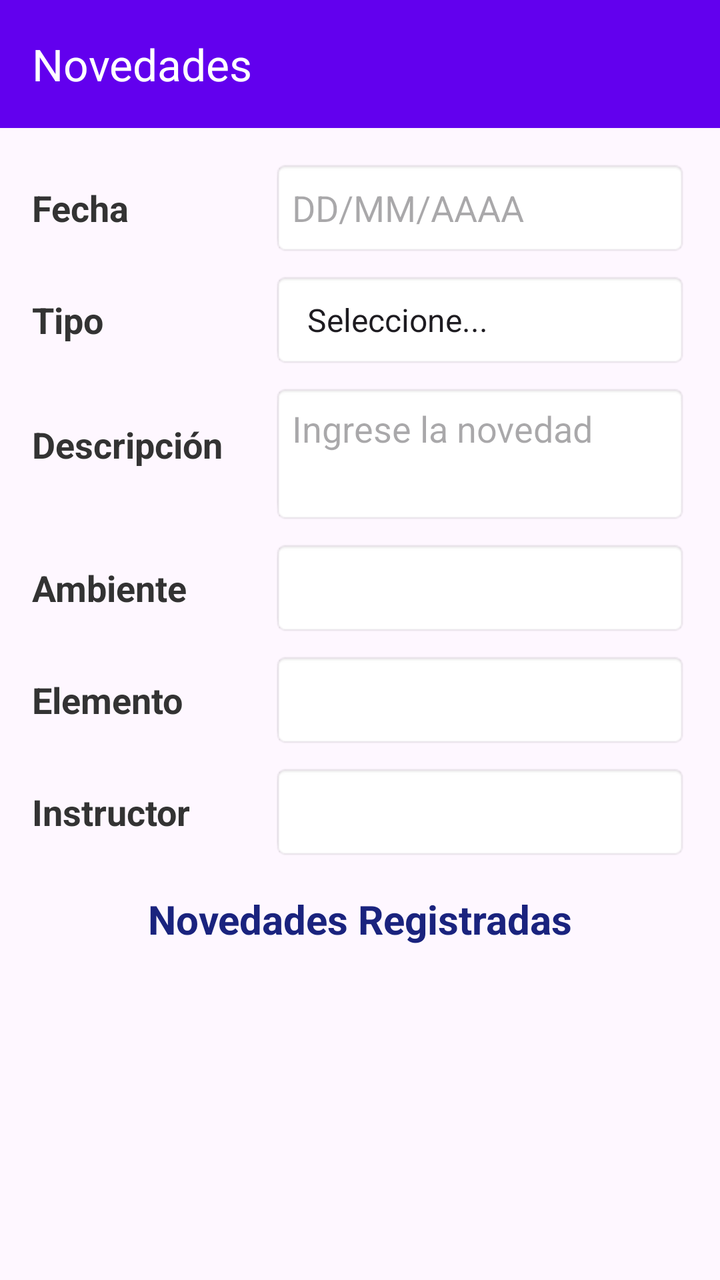
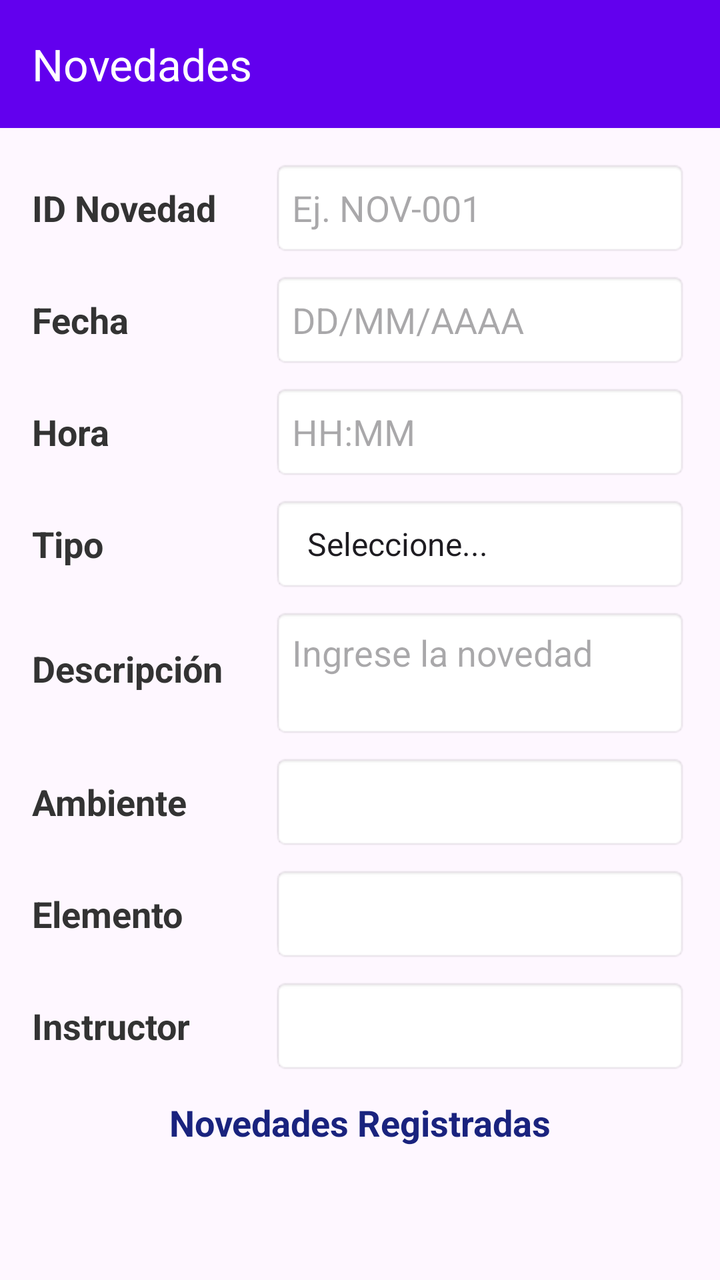

An Android layout rendered at two revisions. The XML below is the earlier revision; the diff shows what the commit changed to produce the second picture.
<!-- AndroidManifest.xml: application theme Theme.AppInventario3235588 -->
<!-- res/layout/activity_novedades.xml -->
<?xml version="1.0" encoding="utf-8"?>
<androidx.constraintlayout.widget.ConstraintLayout xmlns:android="http://schemas.android.com/apk/res/android"
    xmlns:app="http://schemas.android.com/apk/res-auto"
    xmlns:tools="http://schemas.android.com/tools"
    android:id="@+id/main"
    android:layout_width="match_parent"
    android:layout_height="match_parent"
    tools:context=".NovedadesActivity">

    <com.google.android.material.appbar.MaterialToolbar
        android:id="@+id/ToolbarNovedad"
        android:layout_width="0dp"
        android:layout_height="wrap_content"
        android:background="@color/design_default_color_primary"
        app:layout_constraintEnd_toEndOf="parent"
        app:layout_constraintStart_toStartOf="parent"
        app:layout_constraintTop_toTopOf="parent"
        app:title="Novedades"
        app:titleTextColor="@android:color/white" />

    <LinearLayout
        android:layout_width="0dp"
        android:layout_height="0dp"
        android:orientation="vertical"
        android:padding="16dp"
        app:layout_constraintBottom_toBottomOf="parent"
        app:layout_constraintEnd_toEndOf="parent"
        app:layout_constraintStart_toStartOf="parent"
        app:layout_constraintTop_toBottomOf="@id/ToolbarNovedad">

        <LinearLayout
            android:layout_width="match_parent"
            android:layout_height="wrap_content"
            android:layout_marginBottom="8dp"
            android:gravity="center_vertical"
            android:orientation="horizontal">

            <TextView
                android:layout_width="120dp"
                android:layout_height="wrap_content"
                android:text="Fecha"
                android:textColor="#333333"
                android:textSize="18sp"
                android:textStyle="bold" />

            <EditText
                android:id="@+id/TxtFecNov"
                android:layout_width="0dp"
                android:layout_height="48dp"
                android:layout_weight="1"
                android:background="@android:drawable/editbox_background_normal"
                android:hint="DD/MM/AAAA"
                android:inputType="date"
                android:paddingHorizontal="10dp" />
        </LinearLayout>

        <LinearLayout
            android:layout_width="match_parent"
            android:layout_height="wrap_content"
            android:layout_marginBottom="8dp"
            android:gravity="center_vertical"
            android:orientation="horizontal">

            <TextView
                android:layout_width="120dp"
                android:layout_height="wrap_content"
                android:text="Tipo"
                android:textColor="#333333"
                android:textSize="18sp"
                android:textStyle="bold" />

            <Spinner
                android:id="@+id/SpTipoNov"
                android:layout_width="0dp"
                android:layout_height="48dp"
                android:layout_weight="1"
                android:background="@android:drawable/editbox_background_normal"
                android:entries="@array/SpTipoNovedad" />
        </LinearLayout>

        <LinearLayout
            android:layout_width="match_parent"
            android:layout_height="wrap_content"
            android:layout_marginBottom="8dp"
            android:gravity="top"
            android:orientation="horizontal">

            <TextView
                android:layout_width="120dp"
                android:layout_height="wrap_content"
                android:layout_marginTop="8dp"
                android:text="Descripción"
                android:textColor="#333333"
                android:textSize="18sp"
                android:textStyle="bold" />

            <EditText
                android:id="@+id/TxtDesNov"
                android:layout_width="0dp"
                android:layout_height="70dp"
                android:layout_weight="1"
                android:background="@android:drawable/editbox_background_normal"
                android:gravity="top|start"
                android:hint="Ingrese la novedad"
                android:inputType="textMultiLine"
                android:lines="3"
                android:padding="10dp" />
        </LinearLayout>

        <LinearLayout
            android:layout_width="match_parent"
            android:layout_height="wrap_content"
            android:layout_marginBottom="8dp"
            android:gravity="center_vertical"
            android:orientation="horizontal">

            <TextView
                android:layout_width="120dp"
                android:layout_height="wrap_content"
                android:text="Ambiente"
                android:textColor="#333333"
                android:textSize="18sp"
                android:textStyle="bold" />

            <Spinner
                android:id="@+id/SpAmbNov"
                android:layout_width="0dp"
                android:layout_height="48dp"
                android:layout_weight="1"
                android:background="@android:drawable/editbox_background_normal" />
        </LinearLayout>

        <LinearLayout
            android:layout_width="match_parent"
            android:layout_height="wrap_content"
            android:layout_marginBottom="8dp"
            android:gravity="center_vertical"
            android:orientation="horizontal">

            <TextView
                android:layout_width="120dp"
                android:layout_height="wrap_content"
                android:text="Elemento"
                android:textColor="#333333"
                android:textSize="18sp"
                android:textStyle="bold" />

            <Spinner
                android:id="@+id/SpEleNov"
                android:layout_width="0dp"
                android:layout_height="48dp"
                android:layout_weight="1"
                android:background="@android:drawable/editbox_background_normal" />
        </LinearLayout>

        <LinearLayout
            android:layout_width="match_parent"
            android:layout_height="wrap_content"
            android:layout_marginBottom="12dp"
            android:gravity="center_vertical"
            android:orientation="horizontal">

            <TextView
                android:layout_width="120dp"
                android:layout_height="wrap_content"
                android:text="Instructor"
                android:textColor="#333333"
                android:textSize="18sp"
                android:textStyle="bold" />

            <Spinner
                android:id="@+id/SpInsNov"
                android:layout_width="0dp"
                android:layout_height="48dp"
                android:layout_weight="1"
                android:background="@android:drawable/editbox_background_normal" />
        </LinearLayout>

        <TextView
            android:layout_width="match_parent"
            android:layout_height="wrap_content"
            android:layout_marginTop="4dp"
            android:layout_marginBottom="8dp"
            android:gravity="center"
            android:text="Novedades Registradas"
            android:textColor="#1A237E"
            android:textSize="20sp"
            android:textStyle="bold" />

        <ListView
            android:id="@+id/DatosNovedad"
            android:layout_width="match_parent"
            android:layout_height="0dp"
            android:layout_weight="1"
            android:divider="#D3D3D3"
            android:dividerHeight="1dp" />

    </LinearLayout>

</androidx.constraintlayout.widget.ConstraintLayout>
<!-- resources referenced by this layout -->
<resources>
  <string-array name="SpTipoNovedad">
          <item>Seleccione...</item>
          <item>Daño</item>
          <item>Traslado</item>
          <item>Mantenimiento</item>
      </string-array>
  <style name="Theme.AppInventario3235588" parent="Base.Theme.AppInventario3235588" />
  <style name="Base.Theme.AppInventario3235588" parent="Theme.Material3.DayNight.NoActionBar">
          
          
      </style>
</resources>

<!-- the commit's change to res/layout/activity_novedades.xml (unified diff, before → after) -->
@@ -28,6 +28,34 @@
         app:layout_constraintStart_toStartOf="parent"
         app:layout_constraintTop_toBottomOf="@id/ToolbarNovedad">
 
+        
+        <LinearLayout
+            android:layout_width="match_parent"
+            android:layout_height="wrap_content"
+            android:layout_marginBottom="8dp"
+            android:gravity="center_vertical"
+            android:orientation="horizontal">
+
+            <TextView
+                android:layout_width="120dp"
+                android:layout_height="wrap_content"
+                android:text="ID Novedad"
+                android:textColor="#333333"
+                android:textSize="18sp"
+                android:textStyle="bold" />
+
+            <EditText
+                android:id="@+id/TxtIdNov"
+                android:layout_width="0dp"
+                android:layout_height="48dp"
+                android:layout_weight="1"
+                android:background="@android:drawable/editbox_background_normal"
+                android:hint="Ej. NOV-001"
+                android:inputType="text"
+                android:paddingHorizontal="10dp" />
+        </LinearLayout>
+
+        
         <LinearLayout
             android:layout_width="match_parent"
             android:layout_height="wrap_content"
@@ -54,6 +82,34 @@
                 android:paddingHorizontal="10dp" />
         </LinearLayout>
 
+        
+        <LinearLayout
+            android:layout_width="match_parent"
+            android:layout_height="wrap_content"
+            android:layout_marginBottom="8dp"
+            android:gravity="center_vertical"
+            android:orientation="horizontal">
+
+            <TextView
+                android:layout_width="120dp"
+                android:layout_height="wrap_content"
+                android:text="Hora"
+                android:textColor="#333333"
+                android:textSize="18sp"
+                android:textStyle="bold" />
+
+            <EditText
+                android:id="@+id/TxtHorNov"
+                android:layout_width="0dp"
+                android:layout_height="48dp"
+                android:layout_weight="1"
+                android:background="@android:drawable/editbox_background_normal"
+                android:hint="HH:MM"
+                android:inputType="time"
+                android:paddingHorizontal="10dp" />
+        </LinearLayout>
+
+        
         <LinearLayout
             android:layout_width="match_parent"
             android:layout_height="wrap_content"
@@ -78,6 +134,7 @@
                 android:entries="@array/SpTipoNovedad" />
         </LinearLayout>
 
+        
         <LinearLayout
             android:layout_width="match_parent"
             android:layout_height="wrap_content"
@@ -97,7 +154,7 @@
             <EditText
                 android:id="@+id/TxtDesNov"
                 android:layout_width="0dp"
-                android:layout_height="70dp"
+                android:layout_height="65dp"
                 android:layout_weight="1"
                 android:background="@android:drawable/editbox_background_normal"
                 android:gravity="top|start"
@@ -107,6 +164,7 @@
                 android:padding="10dp" />
         </LinearLayout>
 
+        
         <LinearLayout
             android:layout_width="match_parent"
             android:layout_height="wrap_content"
@@ -130,6 +188,7 @@
                 android:background="@android:drawable/editbox_background_normal" />
         </LinearLayout>
 
+        
         <LinearLayout
             android:layout_width="match_parent"
             android:layout_height="wrap_content"
@@ -153,10 +212,11 @@
                 android:background="@android:drawable/editbox_background_normal" />
         </LinearLayout>
 
-        <LinearLayout
-            android:layout_width="match_parent"
-            android:layout_height="wrap_content"
-            android:layout_marginBottom="12dp"
+        
+        <LinearLayout
+            android:layout_width="match_parent"
+            android:layout_height="wrap_content"
+            android:layout_marginBottom="8dp"
             android:gravity="center_vertical"
             android:orientation="horizontal">
 
@@ -180,11 +240,11 @@
             android:layout_width="match_parent"
             android:layout_height="wrap_content"
             android:layout_marginTop="4dp"
-            android:layout_marginBottom="8dp"
+            android:layout_marginBottom="4dp"
             android:gravity="center"
             android:text="Novedades Registradas"
             android:textColor="#1A237E"
-            android:textSize="20sp"
+            android:textSize="18sp"
             android:textStyle="bold" />
 
         <ListView
@@ -196,5 +256,4 @@
             android:dividerHeight="1dp" />
 
     </LinearLayout>
-
 </androidx.constraintlayout.widget.ConstraintLayout>
